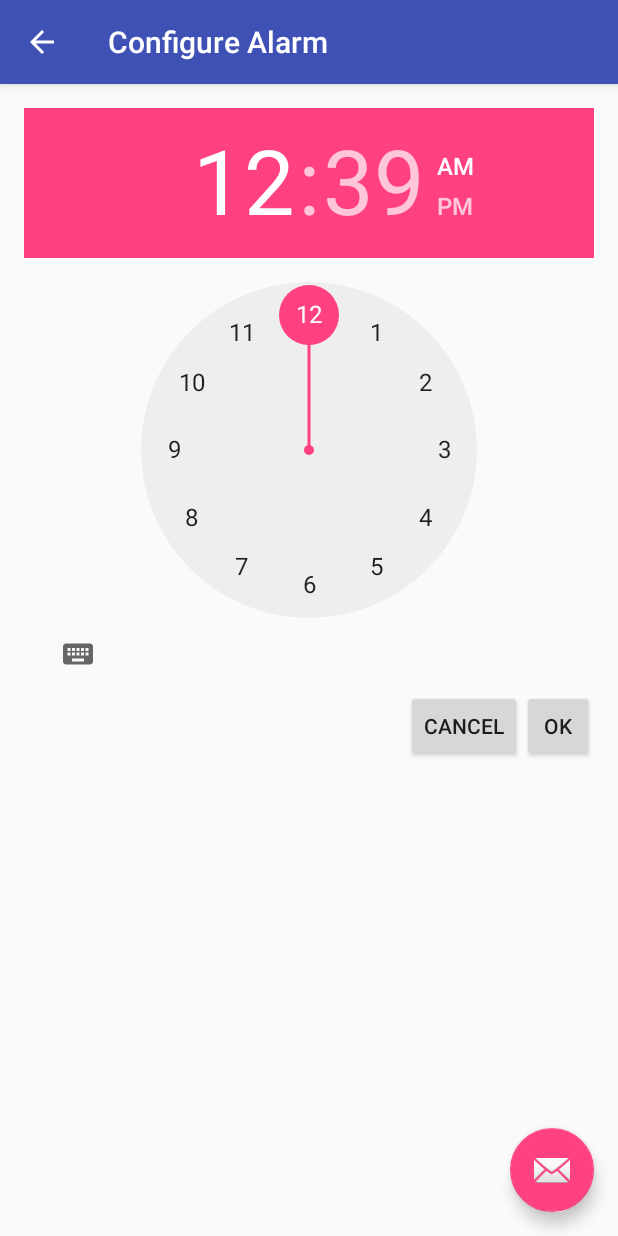
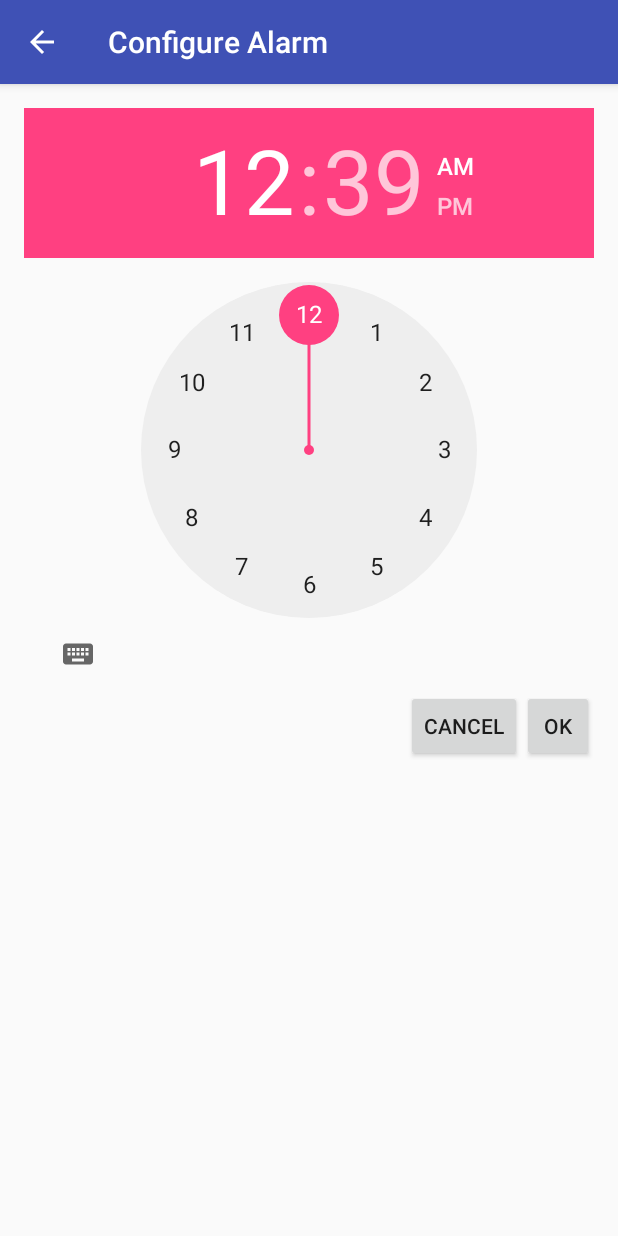
Before and after one commit to ChristopherMurray194/AlarmQuiz, an Android app: the screen it shows after launch (ConfigAlarmActivity), after a tap on "14:30", on a phone screen of 412 x 824 dp. Run offline under Robolectric (Android 15) with nearby library versions, the phone set to English and light mode, and no system bars.

```diff
--- a/app/src/main/java/helloandroid/brighton/uk/ac/alarmquiz/ConfigAlarmActivity.java
+++ b/app/src/main/java/helloandroid/brighton/uk/ac/alarmquiz/ConfigAlarmActivity.java
@@ -32,15 +32,6 @@ AlarmManager alarmManager;
         setContentView(R.layout.activity_config_alarm);
         Toolbar toolbar = (Toolbar) findViewById(R.id.toolbar);
         setSupportActionBar(toolbar);
-
-        FloatingActionButton fab = (FloatingActionButton) findViewById(R.id.fab);
-        fab.setOnClickListener(new View.OnClickListener() {
-            @Override
-            public void onClick(View view) {
-                Snackbar.make(view, "Replace with your own action", Snackbar.LENGTH_LONG)
-                        .setAction("Action", null).show();
-            }
-        });
 
         RegisterAlarmBroadcast();
 
@@ -108,6 +99,12 @@ AlarmManager alarmManager;
     }
 
     @Override
+    protected void onPause()
+    {
+        super.onPause();
+    }
+
+    @Override
     protected void onDestroy()
     {
         super.onDestroy();
--- a/app/src/main/java/helloandroid/brighton/uk/ac/alarmquiz/MainActivity.java
+++ b/app/src/main/java/helloandroid/brighton/uk/ac/alarmquiz/MainActivity.java
@@ -34,6 +34,8 @@ private static TextClock Digital;
 private static AnalogClock Analog;
 // Create a dynamic array list of
 public ArrayList<String> alarmsArr = new ArrayList<String>();
+// The ListView that lists the alarms
+ListView list;
 
     @Override
     protected void onCreate(Bundle savedInstanceState) {
@@ -42,50 +44,66 @@ public ArrayList<String> alarmsArr = new ArrayList<String>();
         Toolbar toolbar = (Toolbar) findViewById(R.id.toolbar);
         setSupportActionBar(toolbar);
 
-        FloatingActionButton fab = (FloatingActionButton) findViewById(R.id.fab);
-        fab.setOnClickListener(new View.OnClickListener() {
-            @Override
-            public void onClick(View view) {
-                Snackbar.make(view, "Replace with your own action", Snackbar.LENGTH_LONG)
-                        .setAction("Action", null).show();
-            }
-        });
-
         Digital = (TextClock)findViewById(R.id.digitalClock);
         Analog = (AnalogClock)findViewById(R.id.analogClock);
 
         SetupListView();
         OnAlarmClick();
+
+        AddAlarmBttnAction();
     }
 
     private void SetupListView()
     {
-        // Add it to the list of alarms
-        AddNewAlarm("14:30");
-        AddNewAlarm("06:05");
+        list = (ListView) findViewById(R.id.alarmList);
 
         ArrayAdapter<String> adapter = new ArrayAdapter<String>(
                 this,           // Context for the activity
                 R.layout.alarm, // Layout to use
                 alarmsArr       // Views to be displayed
         );
+        list.setAdapter(adapter);
 
-        ListView list = (ListView) findViewById(R.id.alarmList);
-        list.setAdapter(adapter);
+        // Add it to the list of alarms
+        AddNewAlarm("14:30");
+        AddNewAlarm("06:05");
+    }
+
+    /**
+     * Handle the AddAlarm button declaration and OnClickEvent
+     */
+    private void AddAlarmBttnAction()
+    {
+        FloatingActionButton addAlarmBttn = (FloatingActionButton) findViewById(R.id.addAlarm);
+        addAlarmBttn.setOnClickListener(new View.OnClickListener()
+        {
+            @Override
+            public void onClick(View view)
+            {
+                AddNewAlarm("11:30");
+            }
+        });
     }
 
     /**
      * Add a new string to the alarm list
      * @param str
      */
-    public void AddNewAlarm(String str) { alarmsArr.add(str); }
+    public void AddNewAlarm(String str)
+    {
+        // Store the ListView adapter locally
+        ArrayAdapter<String> adapter = (ArrayAdapter<String>) list.getAdapter();
+        // Add to list view
+        adapter.add(str);
+    }
 
     private void OnAlarmClick()
     {
         ListView list = (ListView) findViewById(R.id.alarmList);
         list.setOnItemClickListener(new AdapterView.OnItemClickListener() {
             @Override
-            public void onItemClick(AdapterView<?> parent, View view, int position, long id) {
+            public void onItemClick(AdapterView<?> parent, View view, int position, long id)
+            {
                 ConfigureAlarm(view);
             }
         });
--- a/app/src/main/res/layout/activity_config_alarm.xml
+++ b/app/src/main/res/layout/activity_config_alarm.xml
@@ -17,9 +17,4 @@
 
     <include layout="@layout/content_config_alarm" />
 
-    <android.support.design.widget.FloatingActionButton android:id="@+id/fab"
-        android:layout_width="wrap_content" android:layout_height="wrap_content"
-        android:layout_gravity="bottom|end" android:layout_margin="@dimen/fab_margin"
-        android:src="@android:drawable/ic_dialog_email" />
-
 </android.support.design.widget.CoordinatorLayout>
--- a/app/src/main/res/layout/activity_main.xml
+++ b/app/src/main/res/layout/activity_main.xml
@@ -17,9 +17,9 @@
 
     <include layout="@layout/content_main" />
 
-    <android.support.design.widget.FloatingActionButton android:id="@+id/fab"
+    <android.support.design.widget.FloatingActionButton android:id="@+id/addAlarm"
         android:layout_width="wrap_content" android:layout_height="wrap_content"
         android:layout_gravity="bottom|end" android:layout_margin="@dimen/fab_margin"
-        android:src="@android:drawable/ic_dialog_email" />
+        android:src="@android:drawable/ic_input_add" />
 
 </android.support.design.widget.CoordinatorLayout>
```
